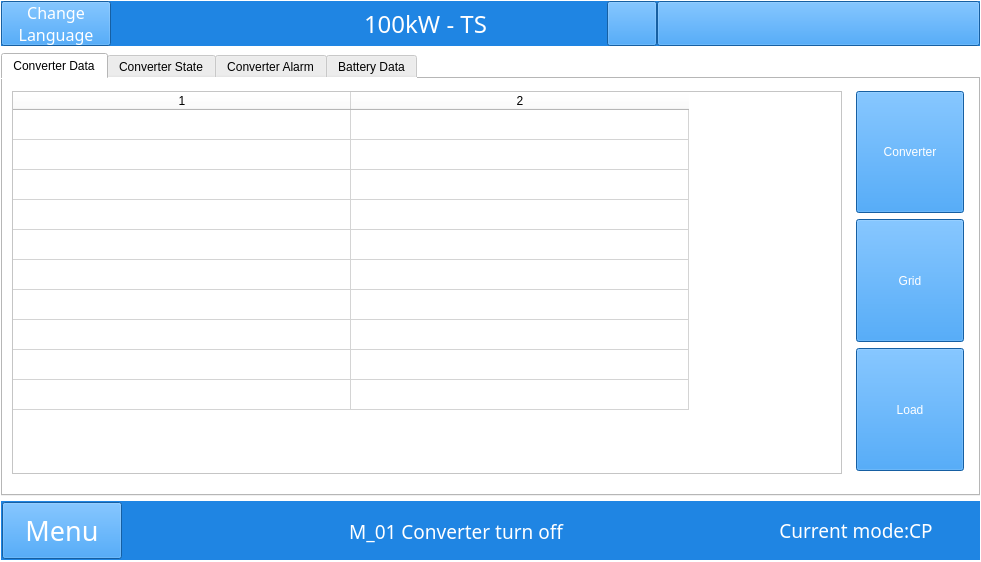
megarevolpr/Win, file win.ui: the form before one commit.
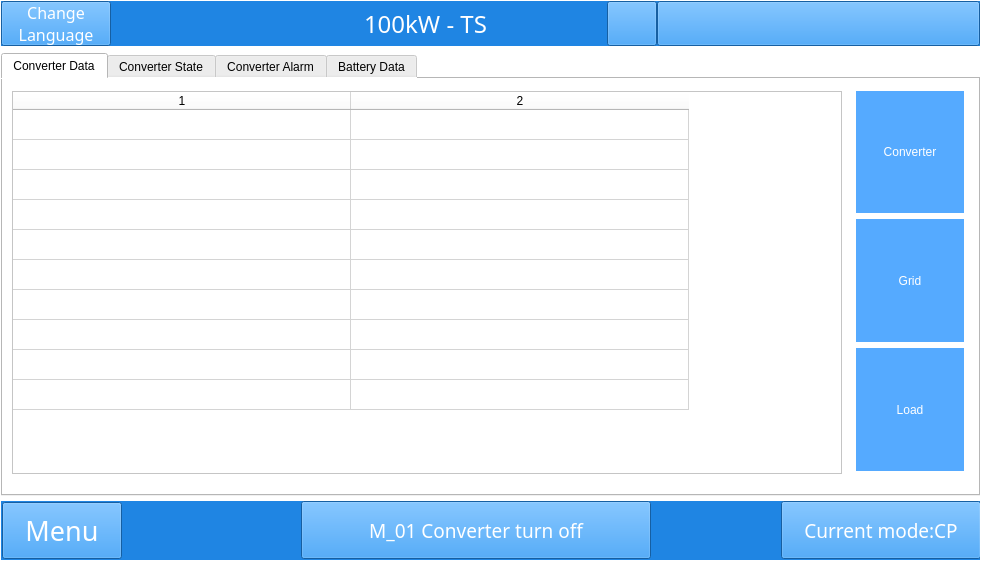
The form after the commit. The open tabs and pages were chosen to show the change. Icons and pictures are not drawn.

Diff of the .ui file:
```diff
--- a/win.ui
+++ b/win.ui
@@ -4237,12 +4237,13 @@
                    </property>
                    <property name="styleSheet">
                     <string notr="true">QPushButton:checked {
-	background-color: rgb(85, 170, 255);
-	color: rgb(0, 0, 0);
+	border:2px solid rgb(27, 120, 205);
+	background-color: rgb(27, 120, 205);
 }
 QPushButton:!checked {
-    background-color: rgb(31, 133, 227);
 	color: rgb(255, 255, 255);
+	background-color: rgb(85, 170, 255);
+	border:2px solid rgb(85, 170, 255);
 }
 QPushButton::hover{
 	color: rgb(0, 0, 0);
@@ -4276,12 +4277,13 @@
                    </property>
                    <property name="styleSheet">
                     <string notr="true">QPushButton:checked {
-	background-color: rgb(85, 170, 255);
-	color: rgb(0, 0, 0);
+	border:2px solid rgb(27, 120, 205);
+	background-color: rgb(27, 120, 205);
 }
 QPushButton:!checked {
-    background-color: rgb(31, 133, 227);
 	color: rgb(255, 255, 255);
+	background-color: rgb(85, 170, 255);
+	border:2px solid rgb(85, 170, 255);
 }
 QPushButton::hover{
 	color: rgb(0, 0, 0);
@@ -4315,12 +4317,13 @@
                    </property>
                    <property name="styleSheet">
                     <string notr="true">QPushButton:checked {
-	background-color: rgb(85, 170, 255);
-	color: rgb(0, 0, 0);
+	border:2px solid rgb(27, 120, 205);
+	background-color: rgb(27, 120, 205);
 }
 QPushButton:!checked {
-    background-color: rgb(31, 133, 227);
 	color: rgb(255, 255, 255);
+	background-color: rgb(85, 170, 255);
+	border:2px solid rgb(85, 170, 255);
 }
 QPushButton::hover{
 	color: rgb(0, 0, 0);
@@ -10272,30 +10275,30 @@
        <string>Menu</string>
       </property>
      </widget>
-     <widget class="QLabel" name="Inverter_state_lab">
+     <widget class="QPushButton" name="Converter_State_btn">
       <property name="geometry">
        <rect>
-        <x>280</x>
-        <y>10</y>
+        <x>300</x>
+        <y>0</y>
         <width>350</width>
-        <height>40</height>
+        <height>58</height>
        </rect>
       </property>
+      <property name="sizePolicy">
+       <sizepolicy hsizetype="Expanding" vsizetype="Expanding">
+        <horstretch>0</horstretch>
+        <verstretch>0</verstretch>
+       </sizepolicy>
+      </property>
       <property name="minimumSize">
        <size>
         <width>350</width>
         <height>40</height>
        </size>
       </property>
-      <property name="maximumSize">
-       <size>
-        <width>999</width>
-        <height>40</height>
-       </size>
-      </property>
       <property name="font">
        <font>
-        <family>新宋体</family>
+        <family>宋体</family>
         <pointsize>14</pointsize>
        </font>
       </property>
@@ -10305,49 +10308,34 @@
       <property name="text">
        <string>M_01 Converter turn off</string>
       </property>
-      <property name="alignment">
-       <set>Qt::AlignCenter</set>
-      </property>
      </widget>
-     <widget class="QLabel" name="CurrentMode_lb">
+     <widget class="QPushButton" name="Current_Mode_btn">
       <property name="geometry">
        <rect>
-        <x>745</x>
-        <y>1</y>
-        <width>220</width>
-        <height>57</height>
+        <x>780</x>
+        <y>0</y>
+        <width>200</width>
+        <height>58</height>
        </rect>
       </property>
-      <property name="minimumSize">
-       <size>
-        <width>210</width>
-        <height>57</height>
-       </size>
-      </property>
-      <property name="maximumSize">
-       <size>
-        <width>999</width>
-        <height>57</height>
-       </size>
+      <property name="sizePolicy">
+       <sizepolicy hsizetype="Expanding" vsizetype="Expanding">
+        <horstretch>0</horstretch>
+        <verstretch>0</verstretch>
+       </sizepolicy>
       </property>
       <property name="font">
        <font>
-        <family>新宋体</family>
+        <family>宋体</family>
         <pointsize>14</pointsize>
        </font>
       </property>
-      <property name="layoutDirection">
-       <enum>Qt::RightToLeft</enum>
-      </property>
       <property name="styleSheet">
        <string notr="true">color: rgb(255, 255, 255);</string>
       </property>
       <property name="text">
        <string>Current mode:CP</string>
       </property>
-      <property name="alignment">
-       <set>Qt::AlignCenter</set>
-      </property>
      </widget>
     </widget>
    </widget>
```
Left out of the diff: 81 changed lines with no effect on the pictures.
